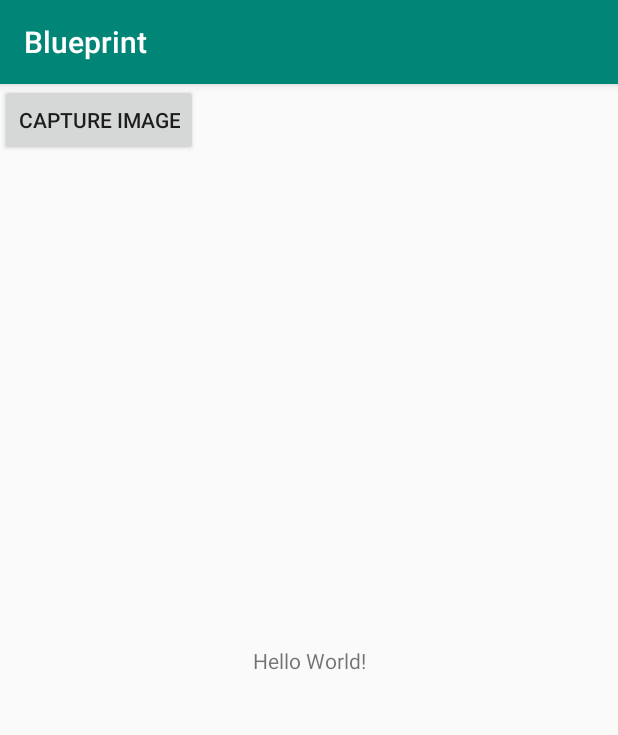
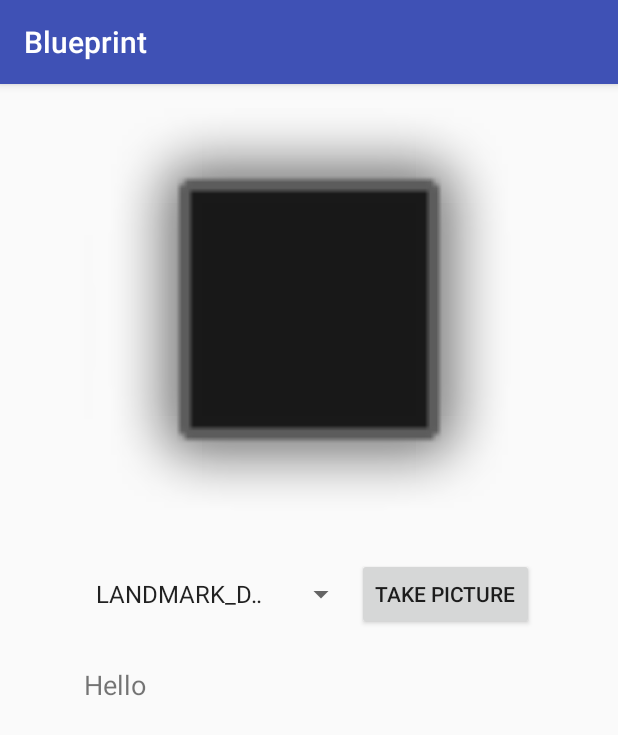
Before and after one commit to LifeOfJona/Blueprint, an Android app: the screen it shows after launch (MainActivity before the commit, MainJava after it), on a phone screen of 412 x 824 dp. Shown: the top 735 px of the screen. Run offline under Robolectric (Android 15) with nearby library versions, the phone set to English and light mode, and no system bars; our stand-ins replace ButterKnife; libraries missing offline, so code that uses them is left out: com.google.api.client, com.google.api.services; 5 statements that could not run were skipped.

Commit message:
Updated
Updated JB branch

```diff
--- /dev/null
+++ b/app/src/main/java/com/example/blueprint/MainJava.java
@@ -0,0 +1,285 @@
+package com.example.blueprint;
+import android.Manifest;
+import android.content.Intent;
+import android.content.pm.PackageManager;
+import android.graphics.Bitmap;
+import android.os.AsyncTask;
+import android.os.Bundle;
+import android.provider.MediaStore;
+import androidx.appcompat.app.AppCompatActivity;
+import androidx.annotation.NonNull;
+import androidx.core.app.ActivityCompat;
+import androidx.core.content.ContextCompat;
+import android.util.Log;
+import android.view.View;
+import android.widget.AdapterView;
+import android.widget.ArrayAdapter;
+import android.widget.Button;
+import android.widget.ImageView;
+import android.widget.ProgressBar;
+import android.widget.Spinner;
+import android.widget.TextView;
+
+import com.google.api.client.extensions.android.http.AndroidHttp;
+import com.google.api.client.googleapis.json.GoogleJsonResponseException;
+import com.google.api.client.http.HttpTransport;
+import com.google.api.client.json.JsonFactory;
+import com.google.api.client.json.gson.GsonFactory;
+import com.google.api.services.vision.v1.Vision;
+import com.google.api.services.vision.v1.VisionRequestInitializer;
+import com.google.api.services.vision.v1.model.AnnotateImageRequest;
+import com.google.api.services.vision.v1.model.AnnotateImageResponse;
+import com.google.api.services.vision.v1.model.BatchAnnotateImagesRequest;
+import com.google.api.services.vision.v1.model.BatchAnnotateImagesResponse;
+import com.google.api.services.vision.v1.model.ColorInfo;
+import com.google.api.services.vision.v1.model.DominantColorsAnnotation;
+import com.google.api.services.vision.v1.model.EntityAnnotation;
+import com.google.api.services.vision.v1.model.Feature;
+import com.google.api.services.vision.v1.model.Image;
+import com.google.api.services.vision.v1.model.ImageProperties;
+import com.google.api.services.vision.v1.model.SafeSearchAnnotation;
+
+import java.io.ByteArrayOutputStream;
+import java.io.IOException;
+import java.util.ArrayList;
+import java.util.List;
+
+import butterknife.BindView;
+import butterknife.ButterKnife;
+    public class MainJava extends AppCompatActivity implements AdapterView.OnItemSelectedListener{
+    private static final String TAG = "MainActivity";
+    private static final int RECORD_REQUEST_CODE = 101;
+    private static final int CAMERA_REQUEST_CODE = 102;
+
+    private static final String CLOUD_VISION_API_KEY = "AIzaSyCu8ykV8N9VGB2qHOwnsfOJbk8JHHs3qos";
+
+    @BindView(R.id.takePicture)
+    Button takePicture;
+
+    @BindView(R.id.imageProgress)
+    ProgressBar imageUploadProgress;
+
+    @BindView(R.id.imageView)
+    ImageView imageView;
+
+    @BindView(R.id.spinnerVisionAPI)
+    Spinner spinnerVisionAPI;
+
+    @BindView(R.id.visionAPIData)
+    TextView visionAPIData;
+    private Feature feature;
+    private Bitmap bitmap;
+    private String[] visionAPI = new String[]{"LANDMARK_DETECTION", "LOGO_DETECTION", "SAFE_SEARCH_DETECTION", "IMAGE_PROPERTIES", "LABEL_DETECTION"};
+
+    private String api = visionAPI[0];
+
+    @Override
+    protected void onCreate(Bundle savedInstanceState) {
+        super.onCreate(savedInstanceState);
+        setContentView(R.layout.activity_main);
+        ButterKnife.bind(this);
+
+        feature = new Feature();
+        feature.setType(visionAPI[0]);
+        feature.setMaxResults(10);
+
+        spinnerVisionAPI.setOnItemSelectedListener(this);
+        ArrayAdapter<String> dataAdapter = new ArrayAdapter<String>(this, android.R.layout.simple_spinner_item, visionAPI);
+        dataAdapter.setDropDownViewResource(android.R.layout.simple_spinner_dropdown_item);
+        spinnerVisionAPI.setAdapter(dataAdapter);
+
+        takePicture.setOnClickListener(new View.OnClickListener() {
+            @Override
+            public void onClick(View view) {
+                takePictureFromCamera();
+            }
+        });
+    }
+
+    @Override
+    protected void onResume() {
+        super.onResume();
+        if (checkPermission(Manifest.permission.CAMERA) == PackageManager.PERMISSION_GRANTED) {
+            takePicture.setVisibility(View.VISIBLE);
+        } else {
+            takePicture.setVisibility(View.INVISIBLE);
+            makeRequest(Manifest.permission.CAMERA);
+        }
+    }
+
+    private int checkPermission(String permission) {
+        return ContextCompat.checkSelfPermission(this, permission);
+    }
+
+    private void makeRequest(String permission) {
+        ActivityCompat.requestPermissions(this, new String[]{permission}, RECORD_REQUEST_CODE);
+    }
+
+    public void takePictureFromCamera() {
+        Intent intent = new Intent(MediaStore.ACTION_IMAGE_CAPTURE);
+        startActivityForResult(intent, CAMERA_REQUEST_CODE);
+    }
+
+    @Override
+    protected void onActivityResult(int requestCode, int resultCode,
+                                    Intent data) {
+        if (requestCode == CAMERA_REQUEST_CODE && resultCode == RESULT_OK) {
+            bitmap = (Bitmap) data.getExtras().get("data");
+            imageView.setImageBitmap(bitmap);
+            callCloudVision(bitmap, feature);
+        }
+    }
+
+    @Override
+    public void onRequestPermissionsResult(int requestCode, String[] permissions, int[] grantResults) {
+        if (requestCode == RECORD_REQUEST_CODE) {
+            if (grantResults.length == 0 && grantResults[0] == PackageManager.PERMISSION_DENIED
+                    && grantResults[0] == PackageManager.PERMISSION_DENIED) {
+                finish();
+            } else {
+                takePicture.setVisibility(View.VISIBLE);
+            }
+        }
+    }
+
+    private void callCloudVision(final Bitmap bitmap, final Feature feature) {
+        imageUploadProgress.setVisibility(View.VISIBLE);
+        final List<Feature> featureList = new ArrayList<>();
+        featureList.add(feature);
+
+        final List<AnnotateImageRequest> annotateImageRequests = new ArrayList<>();
+
+        AnnotateImageRequest annotateImageReq = new AnnotateImageRequest();
+        annotateImageReq.setFeatures(featureList);
+        annotateImageReq.setImage(getImageEncodeImage(bitmap));
+        annotateImageRequests.add(annotateImageReq);
+
+
+        new AsyncTask<Object, Void, String>() {
+            @Override
+            protected String doInBackground(Object... params) {
+                try {
+
+                    HttpTransport httpTransport = AndroidHttp.newCompatibleTransport();
+                    JsonFactory jsonFactory = GsonFactory.getDefaultInstance();
+
+                    VisionRequestInitializer requestInitializer = new VisionRequestInitializer(CLOUD_VISION_API_KEY);
+
+                    Vision.Builder builder = new Vision.Builder(httpTransport, jsonFactory, null);
+                    builder.setVisionRequestInitializer(requestInitializer);
+
+                    Vision vision = builder.build();
+
+                    BatchAnnotateImagesRequest batchAnnotateImagesRequest = new BatchAnnotateImagesRequest();
+                    batchAnnotateImagesRequest.setRequests(annotateImageRequests);
+
+                    Vision.Images.Annotate annotateRequest = vision.images().annotate(batchAnnotateImagesRequest);
+                    annotateRequest.setDisableGZipContent(true);
+                    BatchAnnotateImagesResponse response = annotateRequest.execute();
+                    return convertResponseToString(response);
+                } catch (GoogleJsonResponseException e) {
+                    Log.d(TAG, "failed to make API request because " + e.getContent());
+                } catch (IOException e) {
+                    Log.d(TAG, "failed to make API request because of other IOException " + e.getMessage());
+                }
+                return "Cloud Vision API request failed. Check logs for details.";
+            }
+
+            protected void onPostExecute(String result) {
+                visionAPIData.setText(result);
+                imageUploadProgress.setVisibility(View.INVISIBLE);
+            }
+        };
+    }
+
+    @NonNull
+    private Image getImageEncodeImage(Bitmap bitmap) {
+        Image base64EncodedImage = new Image();
+        // Convert the bitmap to a JPEG
+        // Just in case it's a format that Android understands but Cloud Vision
+        ByteArrayOutputStream byteArrayOutputStream = new ByteArrayOutputStream();
+        bitmap.compress(Bitmap.CompressFormat.JPEG, 90, byteArrayOutputStream);
+        byte[] imageBytes = byteArrayOutputStream.toByteArray();
+
+        // Base64 encode the JPEG
+        base64EncodedImage.encodeContent(imageBytes);
+        return base64EncodedImage;
+    }
+
+    private String convertResponseToString(BatchAnnotateImagesResponse response) {
+
+        AnnotateImageResponse imageResponses = response.getResponses().get(0);
+
+        List<EntityAnnotation> entityAnnotations;
+
+        String message = "";
+        switch (api) {
+            case "LANDMARK_DETECTION":
+                entityAnnotations = imageResponses.getLandmarkAnnotations();
+                message = formatAnnotation(entityAnnotations);
+                break;
+            case "LOGO_DETECTION":
+                entityAnnotations = imageResponses.getLogoAnnotations();
+                message = formatAnnotation(entityAnnotations);
+                break;
+            case "SAFE_SEARCH_DETECTION":
+                SafeSearchAnnotation annotation = imageResponses.getSafeSearchAnnotation();
+                message = getImageAnnotation(annotation);
+                break;
+            case "IMAGE_PROPERTIES":
+                ImageProperties imageProperties = imageResponses.getImagePropertiesAnnotation();
+                message = getImageProperty(imageProperties);
+                break;
+            case "LABEL_DETECTION":
+                entityAnnotations = imageResponses.getLabelAnnotations();
+                message = formatAnnotation(entityAnnotations);
+                break;
+        }
+        return message;
+    }
+
+    private String getImageAnnotation(SafeSearchAnnotation annotation) {
+        return String.format("adult: %s\nmedical: %s\nspoofed: %s\nviolence: %s\n",
+                annotation.getAdult(),
+                annotation.getMedical(),
+                annotation.getSpoof(),
+                annotation.getViolence());
+    }
+
+    private String getImageProperty(ImageProperties imageProperties) {
+        String message = "";
+        DominantColorsAnnotation colors = imageProperties.getDominantColors();
+        for (ColorInfo color : colors.getColors()) {
+            message = message + "" + color.getPixelFraction() + " - " + color.getColor().getRed() + " - " + color.getColor().getGreen() + " - " + color.getColor().getBlue();
+            message = message + "\n";
+        }
+        return message;
+    }
+
+    private String formatAnnotation(List<EntityAnnotation> entityAnnotation) {
+        String message = "";
+
+        if (entityAnnotation != null) {
+            for (EntityAnnotation entity : entityAnnotation) {
+                message = message + "    " + entity.getDescription() + " " + entity.getScore();
+                message += "\n";
+            }
+        } else {
+            message = "Nothing Found";
+        }
+        return message;
+    }
+
+    @Override
+    public void onItemSelected(AdapterView<?> adapterView, View view, int i, long l) {
+        api = (String) adapterView.getItemAtPosition(i);
+        feature.setType(api);
+        if (bitmap != null)
+            callCloudVision(bitmap, feature);
+    }
+
+    @Override
+    public void onNothingSelected(AdapterView<?> adapterView) {
+
+    }
+}
--- a/app/src/main/res/layout/activity_main.xml
+++ b/app/src/main/res/layout/activity_main.xml
@@ -1,27 +1,100 @@
 <?xml version="1.0" encoding="utf-8"?>
-<androidx.constraintlayout.widget.ConstraintLayout
-    xmlns:android="http://schemas.android.com/apk/res/android"
-    xmlns:tools="http://schemas.android.com/tools"
-    xmlns:app="http://schemas.android.com/apk/res-auto"
+<!--<androidx.constraintlayout.widget.ConstraintLayout-->
+<ScrollView xmlns:android="http://schemas.android.com/apk/res/android"
+xmlns:app="http://schemas.android.com/apk/res-auto"
+xmlns:tools="http://schemas.android.com/tools"
+android:layout_width="match_parent"
+android:layout_height="match_parent">
+tools:context=".MainJava">
+<RelativeLayout
     android:layout_width="match_parent"
-    android:layout_height="match_parent"
-    tools:context=".MainActivity">
+    android:layout_height="wrap_content"
+    tools:context="com.example.blueprint.MainJava">
+
+    <ProgressBar
+        android:id="@+id/imageProgress"
+        style="@style/Widget.AppCompat.ProgressBar.Horizontal"
+        android:layout_width="wrap_content"
+        android:layout_height="wrap_content"
+        android:layout_alignParentEnd="true"
+        android:layout_alignParentStart="true"
+        android:layout_alignParentTop="true"
+        android:indeterminate="true"
+        android:visibility="invisible"
+        tools:visibility="visible" />
+
+    <ImageView
+        android:id="@+id/imageView"
+        android:layout_width="300dp"
+        android:layout_height="300dp"
+        android:layout_below="@+id/imageProgress"
+        android:layout_centerHorizontal="true"
+        android:layout_marginLeft="8dp"
+        android:layout_marginRight="8dp"
+        app:srcCompat="@android:drawable/alert_dark_frame"
+        android:contentDescription="@string/todo" />
+
+    <Button
+        android:id="@+id/takePicture"
+        android:layout_width="wrap_content"
+        android:layout_height="wrap_content"
+        android:layout_alignEnd="@+id/imageView"
+        android:layout_below="@+id/imageView"
+        android:text="@string/take_picture" />
+
+    <Spinner
+        android:id="@+id/spinnerVisionAPI"
+        android:layout_width="fill_parent"
+        android:layout_height="wrap_content"
+        android:layout_alignBottom="@+id/takePicture"
+        android:layout_alignStart="@+id/imageView"
+        android:layout_below="@+id/imageView"
+        android:layout_toStartOf="@+id/takePicture" />
 
     <TextView
-        android:layout_width="wrap_content"
-        android:layout_height="wrap_content"
-        android:text="Hello World!"
-        app:layout_constraintBottom_toBottomOf="parent"
-        app:layout_constraintLeft_toLeftOf="parent"
-        app:layout_constraintRight_toRightOf="parent"
-        app:layout_constraintTop_toTopOf="parent" />
+        android:id="@+id/visionAPIData"
+        android:layout_width="match_parent"
+        android:layout_height="match_parent"
+        android:layout_below="@+id/spinnerVisionAPI"
+        android:layout_alignStart="@+id/spinnerVisionAPI"
+        android:layout_alignEnd="@+id/takePicture"
+        android:layout_marginTop="24dp"
+        android:gravity="left"
+        android:text="Hello"
+        android:textSize="18sp" />
+</RelativeLayout>
+</ScrollView>
+<!--    <Button-->
+<!--        android:id="@+id/ar_btn"-->
+<!--        android:layout_width="wrap_content"-->
+<!--        android:layout_height="wrap_content"-->
+<!--        android:layout_marginStart="162dp"-->
+<!--        android:layout_marginTop="132dp"-->
+<!--        android:layout_marginEnd="162dp"-->
+<!--        android:text="AR World"-->
+<!--        app:layout_constraintEnd_toEndOf="parent"-->
+<!--        app:layout_constraintHorizontal_bias="0.0"-->
+<!--        app:layout_constraintStart_toStartOf="parent"-->
+<!--        app:layout_constraintTop_toBottomOf="@+id/capture_btn" />-->
+<!---->
+<!--    <Button-->
+<!--        android:id="@+id/scan_btn"-->
+<!--        android:layout_width="wrap_content"-->
+<!--        android:layout_height="wrap_content"-->
+<!--        android:layout_marginStart="162dp"-->
+<!--        android:layout_marginTop="44dp"-->
+<!--        android:layout_marginEnd="162dp"-->
+<!--        android:text="Scan"-->
+<!--        app:layout_constraintEnd_toEndOf="parent"-->
+<!--        app:layout_constraintStart_toStartOf="parent"-->
+<!--        app:layout_constraintTop_toBottomOf="@+id/capture_btn" />-->
+<!---->
+<!--    <Button-->
+<!--        android:id="@+id/capture_btn"-->
+<!--        android:layout_width="wrap_content"-->
+<!--        android:layout_height="wrap_content"-->
+<!--        android:text="Capture Image"-->
+<!--        tools:layout_editor_absoluteX="139dp"-->
+<!--        tools:layout_editor_absoluteY="109dp" />-->
 
-    <Button
-        android:id="@+id/capture_btn"
-        android:layout_width="wrap_content"
-        android:layout_height="wrap_content"
-        android:text="Capture Image"
-        tools:layout_editor_absoluteX="139dp"
-        tools:layout_editor_absoluteY="591dp" />
-
-</androidx.constraintlayout.widget.ConstraintLayout>
+<!--</androidx.constraintlayout.widget.ConstraintLayout>-->
--- a/app/src/main/res/values/colors.xml
+++ b/app/src/main/res/values/colors.xml
@@ -1,6 +1,11 @@
-<?xml version="1.0" encoding="utf-8"?>
-<resources>
-    <color name="colorPrimary">#008577</color>
-    <color name="colorPrimaryDark">#00574B</color>
-    <color name="colorAccent">#D81B60</color>
+<?xml version="1.0" encoding="UTF-8"?>
+
+    <resources>
+
+    <color name="colorPrimary">#3F51B5</color>
+
+    <color name="colorPrimaryDark">#303F9F</color>
+
+    <color name="colorAccent">#FF4081</color>
+
 </resources>
--- a/app/src/main/res/values/strings.xml
+++ b/app/src/main/res/values/strings.xml
@@ -1,3 +1,5 @@
 <resources>
     <string name="app_name">Blueprint</string>
+    <string name="take_picture">Take Picture</string>
+    <string name="todo">TODO</string>
 </resources>
--- a/app/src/main/res/values/styles.xml
+++ b/app/src/main/res/values/styles.xml
@@ -1,11 +1,22 @@
+<?xml version="1.0"?>
+
     <resources>
 
     <!-- Base application theme. -->
-    <style name="AppTheme" parent="Theme.AppCompat.Light.DarkActionBar">
+
+
+
+    -<style parent="Theme.AppCompat.Light.DarkActionBar" name="AppTheme">
+
     <!-- Customize your theme here. -->
+
+
     <item name="colorPrimary">@color/colorPrimary</item>
+
     <item name="colorPrimaryDark">@color/colorPrimaryDark</item>
+
     <item name="colorAccent">@color/colorAccent</item>
+
 </style>
 
 </resources>
--- /dev/null
+++ b/app/src/main/res/xml/provider_paths.xml
@@ -0,0 +1,4 @@
+<?xml version="1.0" encoding="utf-8"?>
+<paths xmlns:android="http://schemas.android.com/apk/res/android">
+    <external-path name="external_files"/>
+</paths>
```
Also changed, not shown: app/build.gradle (+31 -16 lines), app/src/main/AndroidManifest.xml (+15 -4 lines), app/src/main/java/com/example/blueprint/MainActivity.kt (+58 -9 lines), app/src/main/java/com/example/blueprint/PackageManagerUtils.java (added, +40 -0 lines), build.gradle (+8 -6 lines). Lines whose indentation alone changed are shown as unchanged.
